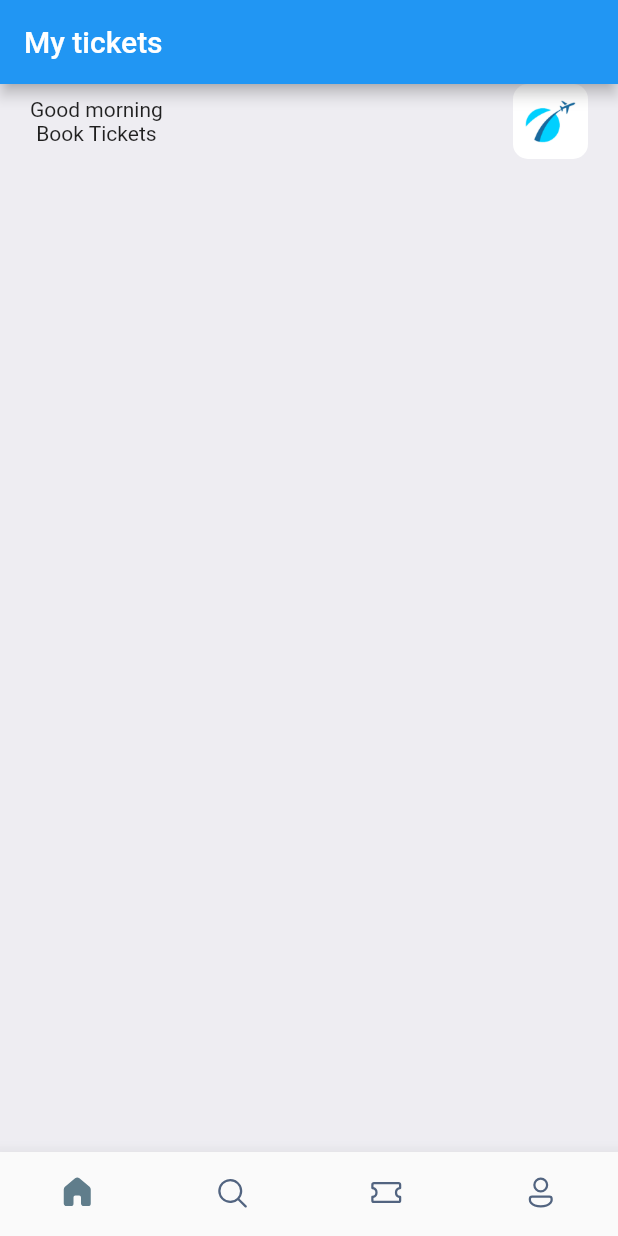
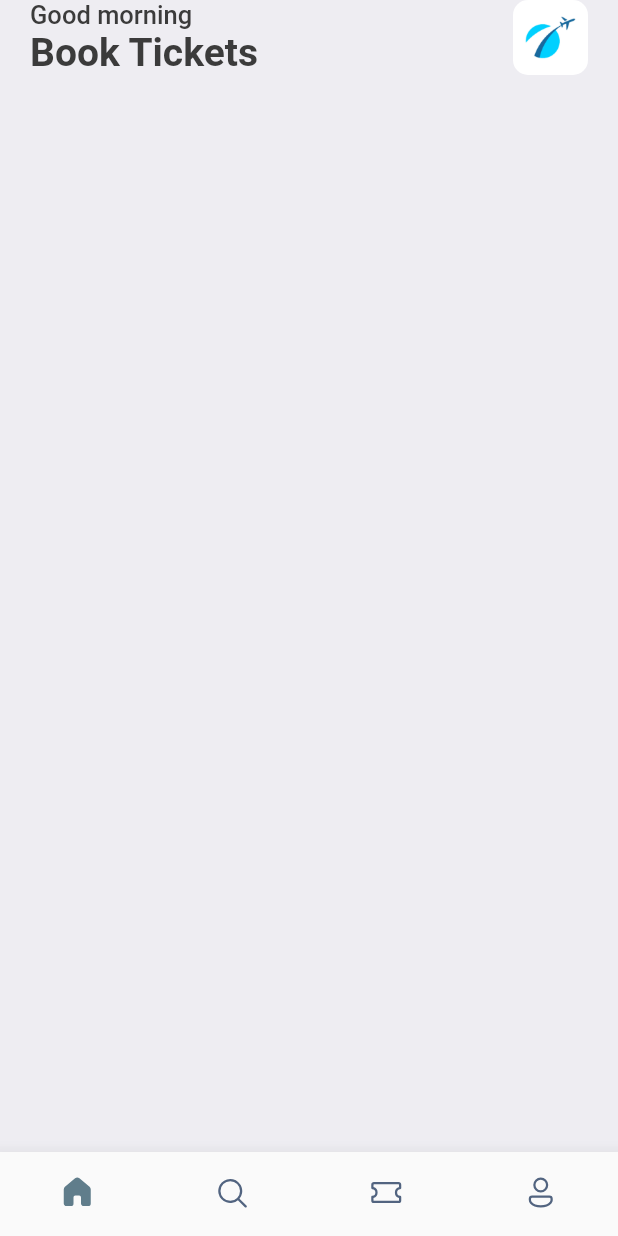
Before and after one commit to mrojasb2000/flutter_booktickets_app, a Flutter app: the screen it shows after launch, on a phone screen of 412 x 824 dp. Run offline on Flutter 3.47's test engine with Material 2 defaults, Android fonts, the phone set to English and light mode, and no system bars; our stand-ins replace fluentui_icons.

Commit message:
chore: add style headers

```diff
--- a/lib/main.dart
+++ b/lib/main.dart
@@ -1,5 +1,6 @@
 import 'package:flutter/material.dart';
 import 'package:flutter_booktickets_app/screens/botton_bar.dart';
+import 'package:flutter_booktickets_app/utils/app_styles.dart';
 
 void main() {
   runApp(const MyApp());
@@ -12,18 +13,10 @@ class MyApp extends StatelessWidget {
   @override
   Widget build(BuildContext context) {
     return MaterialApp(
+      debugShowCheckedModeBanner: false,
       title: 'Flutter Demo',
       theme: ThemeData(
-        // This is the theme of your application.
-        //
-        // Try running your application with "flutter run". You'll see the
-        // application has a blue toolbar. Then, without quitting the app, try
-        // changing the primarySwatch below to Colors.green and then invoke
-        // "hot reload" (press "r" in the console where you ran "flutter run",
-        // or simply save your changes to "hot reload" in a Flutter IDE).
-        // Notice that the counter didn't reset back to zero; the application
-        // is not restarted.
-        primarySwatch: Colors.blue,
+        primaryColor: primary,
       ),
       home: const BottonBar(),
     );
--- a/lib/screens/botton_bar.dart
+++ b/lib/screens/botton_bar.dart
@@ -30,7 +30,6 @@ class _BottonBarState extends State<BottonBar> {
   @override
   Widget build(BuildContext context) {
     return Scaffold(
-      appBar: AppBar(title: const Text("My tickets")),
       body: Center(
         child: _widgetOptions[_selectedIndex],
       ),
--- a/lib/screens/home_screen.dart
+++ b/lib/screens/home_screen.dart
@@ -1,6 +1,8 @@
 import 'package:flutter/material.dart';
 import 'package:flutter/src/widgets/framework.dart';
 import 'package:flutter/src/widgets/placeholder.dart';
+
+import '../utils/app_styles.dart';
 
 class HomeScreen extends StatelessWidget {
   const HomeScreen({super.key});
@@ -8,20 +10,27 @@ class HomeScreen extends StatelessWidget {
   @override
   Widget build(BuildContext context) {
     return Scaffold(
-        backgroundColor: const Color(0xFFeeedf2),
+        backgroundColor: Styles.bgColor,
         body: ListView(
           children: [
             Container(
-              padding: const EdgeInsets.only(left: 20, right: 20),
+              padding: const EdgeInsets.symmetric(horizontal: 20),
               child: Column(
                 children: [
                   Row(
                     mainAxisAlignment: MainAxisAlignment.spaceBetween,
                     children: [
                       Column(
-                        children: const [
-                          Text("Good morning"),
-                          Text("Book Tickets"),
+                        crossAxisAlignment: CrossAxisAlignment.start,
+                        children: [
+                          Text(
+                            "Good morning",
+                            style: Styles.headLineStyle3,
+                          ),
+                          Text(
+                            "Book Tickets",
+                            style: Styles.headLineStyle1,
+                          ),
                         ],
                       ),
                       Container(
--- /dev/null
+++ b/lib/utils/app_styles.dart
@@ -0,0 +1,20 @@
+import 'package:flutter/material.dart';
+
+Color primary = const Color(0xFF678daf);
+
+class Styles {
+  static Color primaryColor = primary;
+  static Color textColor = const Color(0xFF3b3b3b);
+  static Color bgColor = const Color(0xFFeeedf2);
+  static Color orageColor = const Color(0xFF526799);
+  static TextStyle textStyle =
+      TextStyle(fontSize: 16, color: textColor, fontWeight: FontWeight.w500);
+  static TextStyle headLineStyle1 =
+      TextStyle(fontSize: 26, color: textColor, fontWeight: FontWeight.bold);
+  static TextStyle headLineStyle2 =
+      TextStyle(fontSize: 21, color: textColor, fontWeight: FontWeight.bold);
+  static TextStyle headLineStyle3 =
+      TextStyle(fontSize: 17, color: textColor, fontWeight: FontWeight.w500);
+  static TextStyle headLineStyle4 = TextStyle(
+      fontSize: 14, color: Colors.grey.shade500, fontWeight: FontWeight.w500);
+}
```
